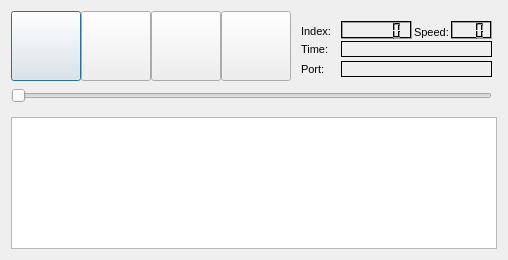
Qt form ruby/lib/vizkit/widgets/log_control/LogControl.ui (rock-core/gui-vizkit) before a commit.
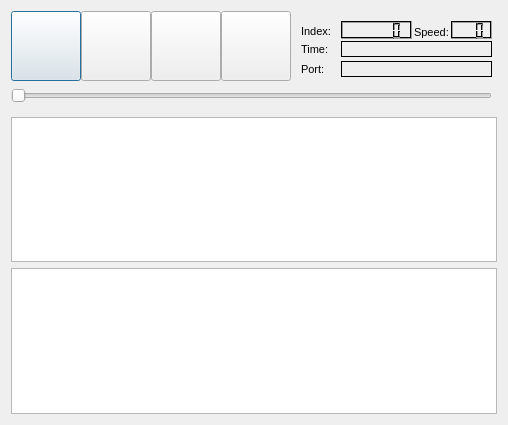
The same form after that commit. Icons and pictures are not drawn. Custom widgets are drawn as their Qt base class.

Commit message: Added marker display, moved some helper function to orocos.rb Generally now Functional.

What changed in the file:
```diff
--- a/ruby/lib/vizkit/widgets/log_control/LogControl.ui
+++ b/ruby/lib/vizkit/widgets/log_control/LogControl.ui
@@ -8,7 +8,7 @@
     <x>0</x>
     <y>0</y>
     <width>508</width>
-    <height>260</height>
+    <height>425</height>
    </rect>
   </property>
   <property name="sizePolicy">
@@ -541,6 +541,9 @@
    <item>
     <widget class="QTreeView" name="treeView"/>
    </item>
+   <item>
+    <widget class="QTreeView" name="marker_view"/>
+   </item>
   </layout>
  </widget>
  <customwidgets>
```
The commit also changes 1 other file.
